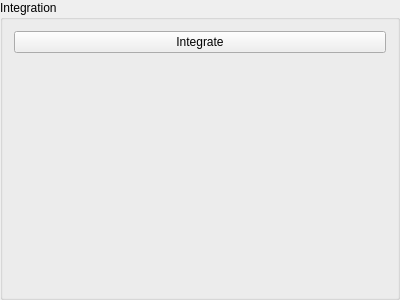
Old version of the form qxrdintegratordialog.ui in the repository guyjennings/qxrd.
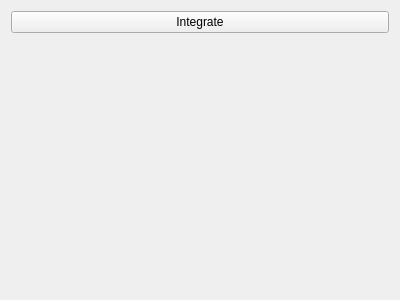
New version of the form.

Commit message: Rearranged center finder and integrator code so that the center finder and integrator objects go into the data processor thread, and the GUI stuff goes in the GUI thread

The edit to the form file:
```diff
--- a/qxrdintegratordialog.ui
+++ b/qxrdintegratordialog.ui
@@ -1,7 +1,7 @@
 <?xml version="1.0" encoding="UTF-8"?>
 <ui version="4.0">
  <class>QxrdIntegratorDialog</class>
- <widget class="QGroupBox" name="QxrdIntegratorDialog">
+ <widget class="QWidget" name="QxrdIntegratorDialog">
   <property name="geometry">
    <rect>
     <x>0</x>
@@ -13,18 +13,15 @@
   <property name="windowTitle">
    <string>GroupBox</string>
   </property>
-  <property name="title">
-   <string>Integration</string>
-  </property>
-  <layout class="QVBoxLayout" name="verticalLayout">
-   <item>
+  <layout class="QGridLayout" name="gridLayout">
+   <item row="0" column="0">
     <widget class="QPushButton" name="pushButton">
      <property name="text">
       <string>Integrate</string>
      </property>
     </widget>
    </item>
-   <item>
+   <item row="1" column="0">
     <spacer name="verticalSpacer">
      <property name="orientation">
       <enum>Qt::Vertical</enum>
@@ -32,7 +29,7 @@
      <property name="sizeHint" stdset="0">
       <size>
        <width>20</width>
-       <height>40</height>
+       <height>248</height>
       </size>
      </property>
     </spacer>
```
Left out of the diff: 2 changed lines with no effect on the pictures. The commit also changes 17 other files.
